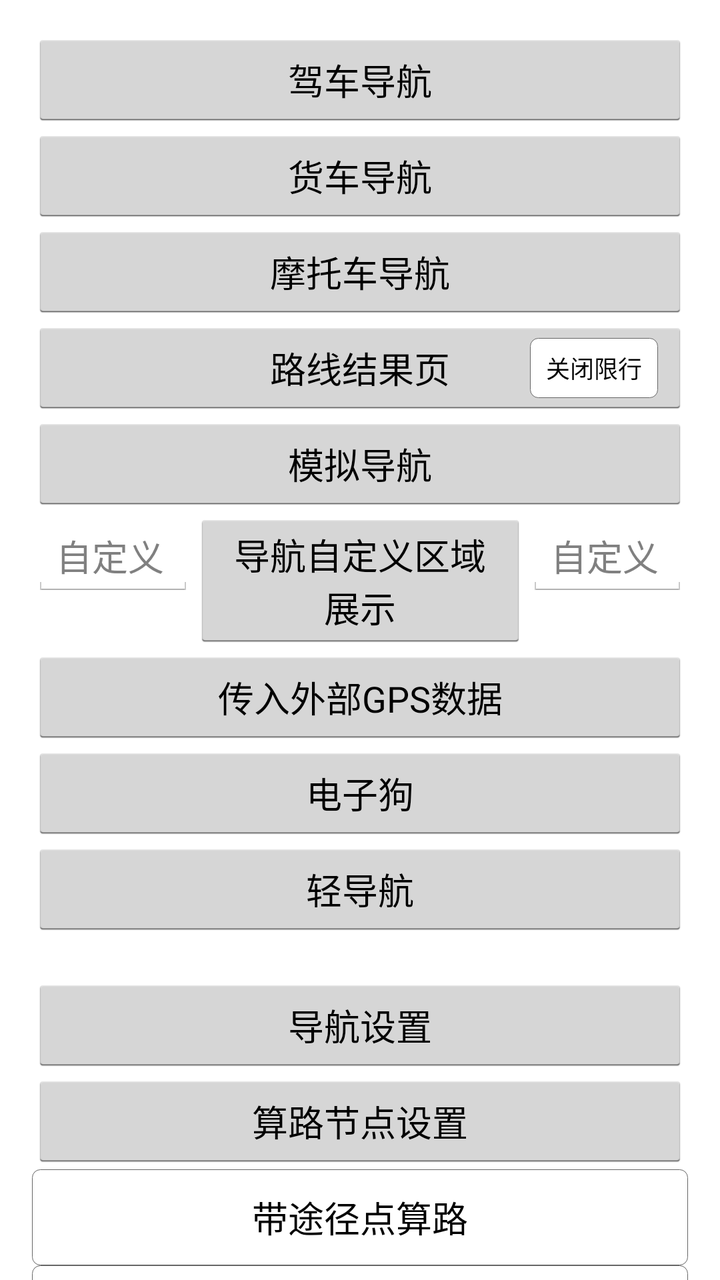
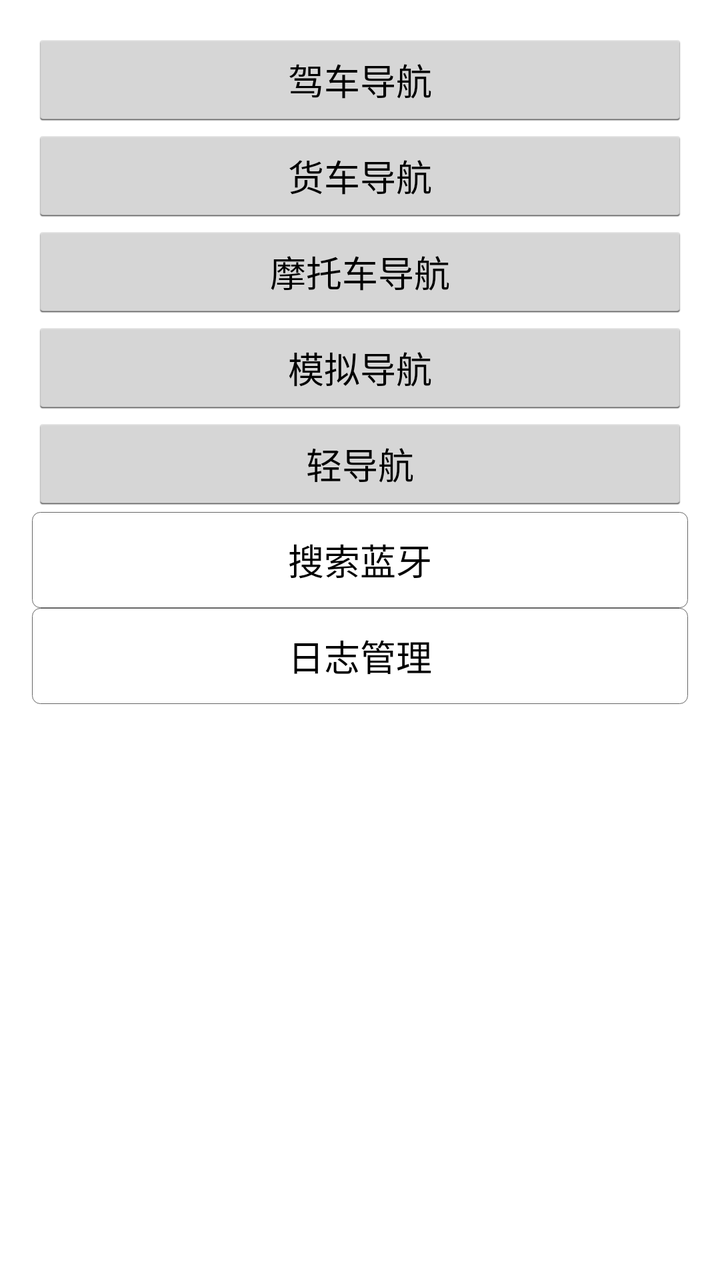

The first picture is an Android layout as it rendered before a commit; the second is the same layout after the commit. The layout source and the unified diff follow.
<!-- AndroidManifest.xml: application theme AppTheme -->
<!-- res/layout/activity_main.xml -->
<ScrollView xmlns:android="http://schemas.android.com/apk/res/android"
    android:layout_width="match_parent"
    android:layout_height="match_parent"
    android:scrollbars="none">

    <LinearLayout
        android:layout_width="match_parent"
        android:layout_height="wrap_content"
        android:orientation="vertical"
        android:paddingLeft="@dimen/activity_horizontal_margin"
        android:paddingTop="@dimen/activity_vertical_margin"
        android:paddingRight="@dimen/activity_horizontal_margin"
        android:paddingBottom="@dimen/activity_vertical_margin">

        <Button
            android:id="@+id/naviBtn"
            android:layout_width="match_parent"
            android:layout_height="wrap_content"
            android:text="驾车导航" />

        <Button
            android:id="@+id/truckBtn"
            android:layout_width="match_parent"
            android:layout_height="wrap_content"
            android:text="货车导航" />

        <Button
            android:id="@+id/motorBtn"
            android:layout_width="match_parent"
            android:layout_height="wrap_content"
            android:text="摩托车导航" />
        <RelativeLayout
            android:layout_width="match_parent"
            android:layout_height="wrap_content">
            <Button
                android:id="@+id/drivingBtn"
                android:layout_width="match_parent"
                android:layout_height="wrap_content"
                android:text="路线结果页" />
            <Button
                android:layout_centerVertical="true"
                android:layout_marginRight="15dp"
                android:textSize="12dp"
                android:layout_alignParentRight="true"
                android:id="@+id/closeLimit"
                android:text="关闭限行"
                android:layout_width="wrap_content"
                android:layout_height="30dp"
                android:background="@drawable/bnav_setting_btn_bg_selector"
                />
        </RelativeLayout>


        <Button
            android:id="@+id/analogBtn"
            android:layout_width="match_parent"
            android:layout_height="wrap_content"
            android:text="模拟导航" />

        <LinearLayout
            android:layout_width="match_parent"
            android:layout_height="wrap_content">
            <EditText
                android:id="@+id/custom_view_height_top"
                android:hint="自定义 上"
                android:inputType="number"
                android:layout_weight="1"
                android:layout_width="wrap_content"
                android:layout_height="wrap_content"/>
            <Button
                android:id="@+id/customBtn"
                android:layout_weight="1"
                android:layout_width="wrap_content"
                android:layout_height="wrap_content"
                android:textSize="@dimen/navi_dimens_10dp"
                android:text="导航自定义区域展示" />
            <EditText
                android:id="@+id/custom_view_height_bottom"
                android:inputType="number"
                android:hint="自定义 下"
                android:layout_weight="1"
                android:layout_width="wrap_content"
                android:layout_height="wrap_content"/>
        </LinearLayout>

        <Button
            android:id="@+id/externalBtn"
            android:layout_width="match_parent"
            android:layout_height="wrap_content"
            android:text="传入外部GPS数据" />

        <Button
            android:id="@+id/cruiserBtn"
            android:layout_width="match_parent"
            android:layout_height="wrap_content"
            android:text="电子狗" />
        <Button
            android:id="@+id/lightNaviBtn"
            android:layout_width="match_parent"
            android:layout_height="wrap_content"
            android:text="轻导航" />
        <Button
            android:id="@+id/gotoSettingsBtn"
            android:layout_width="match_parent"
            android:layout_height="wrap_content"
            android:layout_marginTop="20dp"
            android:text="导航设置" />
        <Button
            android:id="@+id/selectNodeBtn"
            android:layout_width="match_parent"
            android:layout_height="wrap_content"
            android:text="算路节点设置" />
        <Button
            android:id="@+id/addpoint"
            android:background="@drawable/bnav_setting_btn_bg_selector"
            android:layout_width="match_parent"
            android:layout_height="wrap_content"
            android:text="带途径点算路" />
        <Button
            android:id="@+id/navi_setting_page"
            android:background="@drawable/bnav_setting_btn_bg_selector"
            android:layout_width="match_parent"
            android:layout_height="wrap_content"
            android:text="设置页调整" />
        <Button
            android:id="@+id/navi_search_device_btn"
            android:background="@drawable/bnav_setting_btn_bg_selector"
            android:layout_width="match_parent"
            android:layout_height="wrap_content"
            android:text="搜索蓝牙" />
        <androidx.recyclerview.widget.RecyclerView
            android:id="@+id/navi_setting_page_item_recycle"
            android:layout_width="wrap_content"
            android:layout_height="250dp"
            android:visibility="gone"/>
    </LinearLayout>
</ScrollView>
<!-- resources referenced by this layout -->
<resources>
  <dimen name="activity_horizontal_margin">16dp</dimen>
  <dimen name="activity_vertical_margin">16dp</dimen>
  <!-- drawable bnav_setting_btn_bg_selector (drawable) -->
  <?xml version="1.0" encoding="UTF-8"?>
  <selector xmlns:android="http://schemas.android.com/apk/res/android">
  	<item android:state_selected="false">
  		<shape>
  			<corners android:radius="4dp"/>
  			<solid android:color="#ffffff"/>
  			<stroke android:color="#666666" android:width="1px"/>
  		</shape>
  	</item>
  
  	<item android:state_selected="true">
  		<shape>
  			<corners android:radius="4dp"/>
  			<solid android:color="#3385ff"/>
  			<stroke android:color="#3385ff" android:width="1px"/>
  		</shape>
  	</item>
  </selector>
  <style name="AppTheme" parent="@android:style/Theme.Holo.Light">
      </style>
</resources>

<!-- the commit's change to res/layout/activity_main.xml (unified diff, before → after) -->
@@ -30,6 +30,7 @@
             android:layout_height="wrap_content"
             android:text="摩托车导航" />
         <RelativeLayout
+            android:visibility="gone"
             android:layout_width="match_parent"
             android:layout_height="wrap_content">
             <Button
@@ -58,6 +59,7 @@
             android:text="模拟导航" />
 
         <LinearLayout
+            android:visibility="gone"
             android:layout_width="match_parent"
             android:layout_height="wrap_content">
             <EditText
@@ -84,12 +86,14 @@
         </LinearLayout>
 
         <Button
+            android:visibility="gone"
             android:id="@+id/externalBtn"
             android:layout_width="match_parent"
             android:layout_height="wrap_content"
             android:text="传入外部GPS数据" />
 
         <Button
+            android:visibility="gone"
             android:id="@+id/cruiserBtn"
             android:layout_width="match_parent"
             android:layout_height="wrap_content"
@@ -100,23 +104,27 @@
             android:layout_height="wrap_content"
             android:text="轻导航" />
         <Button
+            android:visibility="gone"
             android:id="@+id/gotoSettingsBtn"
             android:layout_width="match_parent"
             android:layout_height="wrap_content"
             android:layout_marginTop="20dp"
             android:text="导航设置" />
         <Button
+            android:visibility="gone"
             android:id="@+id/selectNodeBtn"
             android:layout_width="match_parent"
             android:layout_height="wrap_content"
             android:text="算路节点设置" />
         <Button
+            android:visibility="gone"
             android:id="@+id/addpoint"
             android:background="@drawable/bnav_setting_btn_bg_selector"
             android:layout_width="match_parent"
             android:layout_height="wrap_content"
             android:text="带途径点算路" />
         <Button
+            android:visibility="gone"
             android:id="@+id/navi_setting_page"
             android:background="@drawable/bnav_setting_btn_bg_selector"
             android:layout_width="match_parent"
@@ -128,6 +136,12 @@
             android:layout_width="match_parent"
             android:layout_height="wrap_content"
             android:text="搜索蓝牙" />
+        <Button
+            android:id="@+id/navi_log_btn"
+            android:background="@drawable/bnav_setting_btn_bg_selector"
+            android:layout_width="match_parent"
+            android:layout_height="wrap_content"
+            android:text="日志管理" />
         <androidx.recyclerview.widget.RecyclerView
             android:id="@+id/navi_setting_page_item_recycle"
             android:layout_width="wrap_content"
